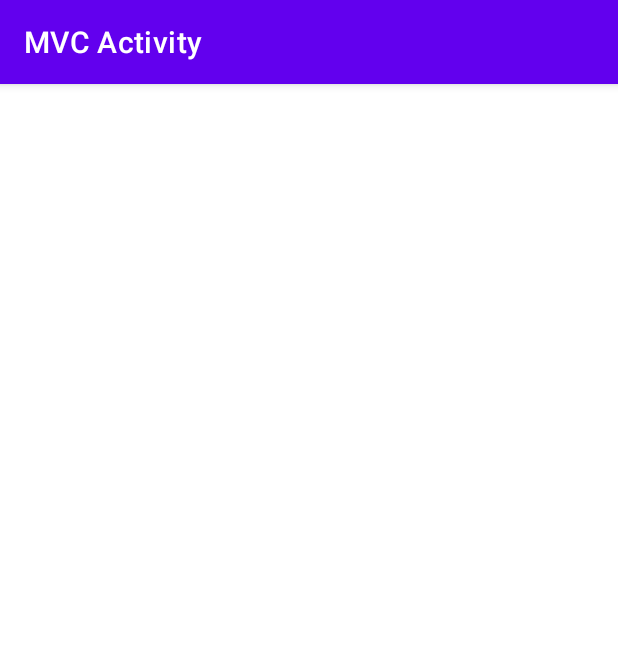
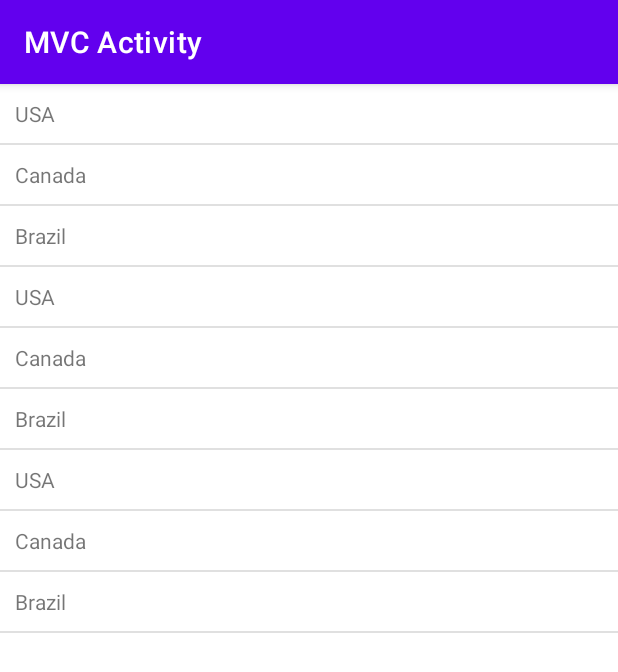
Before and after one commit to Aleangelozi/AndroidArchitecturesJava, an Android app: the MVCActivity screen opened directly, with no data from a screen before it, on a phone screen of 412 x 824 dp. Shown: the top 672 px of the screen. Run offline under Robolectric (Android 15) with nearby library versions, the phone set to English and light mode, and no system bars.

Commit message:
Building the View

```diff
--- a/app/src/main/java/com/aleangelozi/androidarchitecturesjava/mvc/MVCActivity.java
+++ b/app/src/main/java/com/aleangelozi/androidarchitecturesjava/mvc/MVCActivity.java
@@ -3,19 +3,68 @@ package com.aleangelozi.androidarchitecturesjava.mvc;
 import android.content.Context;
 import android.content.Intent;
 import android.os.Bundle;
+import android.view.View;
+import android.widget.AdapterView;
+import android.widget.ArrayAdapter;
+import android.widget.Button;
+import android.widget.ListView;
+import android.widget.ProgressBar;
+import android.widget.Toast;
 
 import androidx.appcompat.app.AppCompatActivity;
 
 import com.aleangelozi.androidarchitecturesjava.R;
 
+import java.util.ArrayList;
+import java.util.List;
+
 public class MVCActivity extends AppCompatActivity {
+
+    private List<String> listValues = new ArrayList<>();
+    private ArrayAdapter<String> adapter;
+    private ListView list;
+    private CountriesController controller;
+    private Button retryButton;
+    private ProgressBar progress;
 
     @Override
     protected void onCreate(Bundle savedInstanceState) {
         super.onCreate(savedInstanceState);
         setContentView(R.layout.activity_mvc);
         setTitle("MVC Activity");
+
+        list = findViewById(R.id.list);
+        adapter = new ArrayAdapter<>(this, R.layout.row_layout, R.id.listText, listValues);
+
+        list.setAdapter(adapter);
+        list.setOnItemClickListener(new AdapterView.OnItemClickListener() {
+            @Override
+            public void onItemClick(AdapterView<?> parent, View view, int position, long id) {
+                Toast.makeText(MVCActivity.this, "You clicked " +
+                        listValues.get(position), Toast.LENGTH_SHORT).show();
+            }
+        });
+
+        ArrayList<String> vals = new ArrayList<>();
+        vals.add("USA");
+        vals.add("Canada");
+        vals.add("Brazil");
+        vals.add("USA");
+        vals.add("Canada");
+        vals.add("Brazil");
+        vals.add("USA");
+        vals.add("Canada");
+        vals.add("Brazil");
+        setValues(vals);
+
     }
+
+    private void setValues(List<String> values) {
+        listValues.clear();
+        listValues.addAll(values);
+        adapter.notifyDataSetChanged();
+    }
+
 
     public static Intent getIntent(Context context) {
         return new Intent(context, MVCActivity.class);
--- a/app/src/main/res/layout/activity_mvc.xml
+++ b/app/src/main/res/layout/activity_mvc.xml
@@ -1,9 +1,31 @@
 <?xml version="1.0" encoding="utf-8"?>
-<androidx.constraintlayout.widget.ConstraintLayout xmlns:android="http://schemas.android.com/apk/res/android"
+<RelativeLayout xmlns:android="http://schemas.android.com/apk/res/android"
     xmlns:app="http://schemas.android.com/apk/res-auto"
     xmlns:tools="http://schemas.android.com/tools"
     android:layout_width="match_parent"
     android:layout_height="match_parent"
     tools:context=".mvc.MVCActivity">
 
-</androidx.constraintlayout.widget.ConstraintLayout>
+    <ListView
+        android:id="@+id/list"
+        android:layout_width="match_parent"
+        android:layout_height="match_parent"
+
+        android:background="#ffffff"/>
+<!--
+    <Button
+        android:id="@+id/retryButton"
+        android:layout_width="match_parent"
+        android:layout_height="wrap_content"
+        android:text="Retry"
+        android:visibility="gone"
+        android:onClick="onRetry"
+        android:layout_centerInParent="true"/>
+
+    <ProgressBar
+        android:id="@+id/progress"
+        android:layout_width="wrap_content"
+        android:layout_height="wrap_content"
+        android:layout_centerInParent="true"/>
+-->
+</RelativeLayout>
--- /dev/null
+++ b/app/src/main/res/layout/row_layout.xml
@@ -0,0 +1,13 @@
+<?xml version="1.0" encoding="utf-8"?>
+<LinearLayout xmlns:android="http://schemas.android.com/apk/res/android"
+    android:orientation="vertical"
+    android:layout_width="match_parent"
+    android:layout_height="match_parent">
+
+    <TextView
+        android:id="@+id/listText"
+        android:layout_width="match_parent"
+        android:layout_height="wrap_content"
+        android:padding="10dp"/>
+
+</LinearLayout>
```
Also changed, not shown: app/build.gradle (+4 -4 lines).
